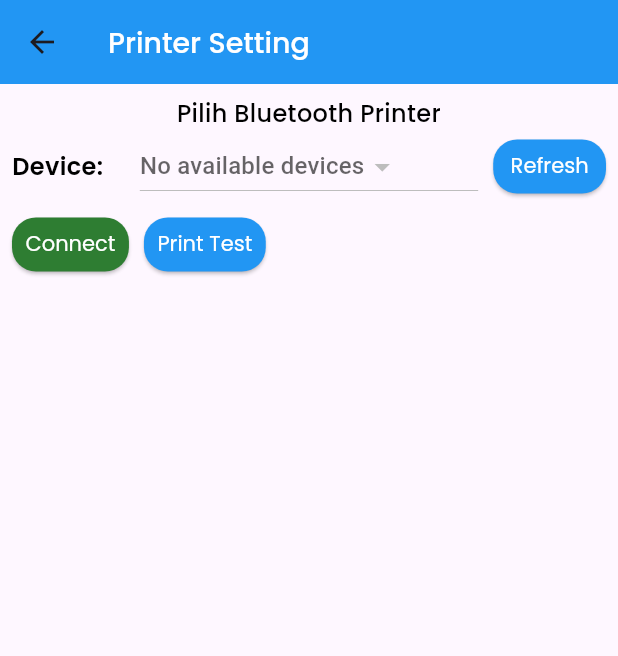
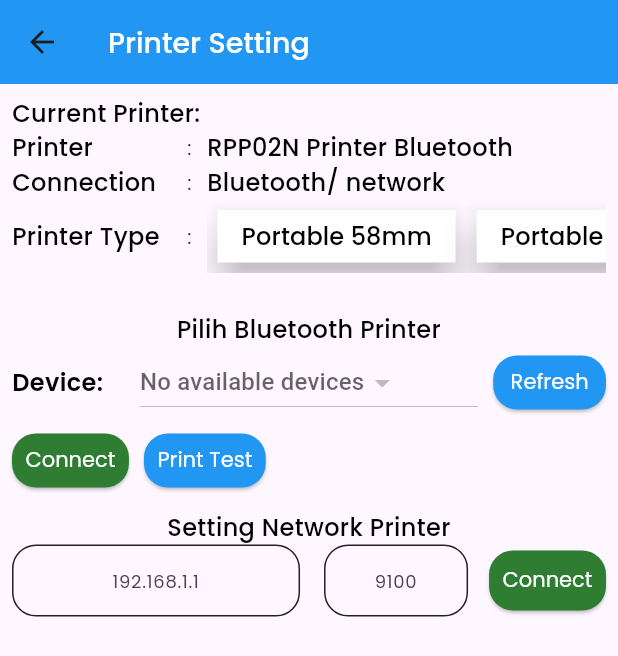
Before and after one commit to ilhmdhn/new_front_office, a Flutter app: the PrinterPage screen opened by its route, on a phone screen of 412 x 824 dp. Shown: the top 656 px of the screen. Run offline on Flutter 3.47's test engine with Material 3 defaults, Android fonts, the phone set to English and light mode, and no system bars; drawn by our look-alikes of custom_radio_grouped_button; our stand-ins replace flutter_dotenv, fluttertoast, google_fonts, local_auth, shared_preferences; missing offline and left inert: blue_thermal_printer, encrypt, qr_code_scanner; accounts and stored records are empty.

Commit message:
menu printer jadi

```diff
--- a/lib/page/setting/printer/printer_page.dart
+++ b/lib/page/setting/printer/printer_page.dart
@@ -1,3 +1,4 @@
+import 'package:custom_radio_grouped_button/custom_radio_grouped_button.dart';
 import 'package:front_office_2/page/setting/printer/test_print.dart';
 import 'package:flutter/material.dart';
 import 'dart:async';
@@ -6,7 +7,10 @@ import 'package:flutter/services.dart';
 import 'package:front_office_2/page/style/custom_button.dart';
 import 'package:front_office_2/page/style/custom_color.dart';
 import 'package:front_office_2/page/style/custom_text.dart';
+import 'package:front_office_2/page/style/custom_textfield.dart';
 import 'package:front_office_2/tools/helper.dart';
+import 'package:front_office_2/tools/input_formatter.dart';
+import 'package:front_office_2/tools/printer_size.dart';
 import 'package:front_office_2/tools/toast.dart';
 
 class PrinterPage extends StatefulWidget {
@@ -122,6 +126,76 @@ class _PrinterPageState extends State<PrinterPage> {
               children: <Widget>[
                 SizedBox(
                   width: double.infinity,
+                  child: Text('Current Printer:', style: CustomTextStyle.blackMedium()),
+                ),
+                Row(
+                  mainAxisSize: MainAxisSize.max,
+                  children: [
+                    Expanded(
+                      flex: 2,
+                      child: Text('Printer', style: CustomTextStyle.blackMedium()),
+                    ),
+                    const Padding(
+                      padding: EdgeInsets.symmetric(horizontal: 10),
+                      child: Text(':'),
+                    ),
+                    Expanded(
+                      flex: 5,
+                      child: Text('RPP02N Printer Bluetooth', style: CustomTextStyle.blackMedium()),
+                    ),
+                  ],
+                ),
+                Row(
+                  mainAxisSize: MainAxisSize.max,
+                  children: [
+                    Expanded(
+                      flex: 2,
+                      child: Text('Connection', style: CustomTextStyle.blackMedium()),
+                    ),
+                    const Padding(
+                      padding: EdgeInsets.symmetric(horizontal: 10),
+                      child: Text(':'),
+                    ),
+                    Expanded(
+                      flex: 5,
+                      child: Text('Bluetooth/ network', style: CustomTextStyle.blackMedium()),
+                    ),
+                  ],
+                ),
+                Row(
+                  mainAxisSize: MainAxisSize.max,
+                  children: [
+                    Expanded(
+                      flex: 2,
+                      child: Text('Printer Type', style: CustomTextStyle.blackMedium()),
+                    ),
+                    const Padding(
+                      padding: EdgeInsets.symmetric(horizontal: 10),
+                      child: Text(':'),
+                    ),
+                    Expanded(
+                      flex: 5,
+                      child: CustomRadioButton(
+                        selectedBorderColor: Colors.transparent,
+                        unSelectedBorderColor: Colors.transparent,
+                        buttonLables: printerSizeList,
+                        buttonValues: printerCode,
+                          buttonTextStyle: ButtonTextStyle(
+                          selectedColor: Colors.white,
+                          unSelectedColor: Colors.black,
+                          textStyle: CustomTextStyle.blackStandard()),
+                        autoWidth: true,
+                        radioButtonValue: (value){
+                          showToastWarning(value.toString());
+                        },
+                        unSelectedColor: Colors.white,
+                        selectedColor: CustomColorStyle.appBarBackground()),
+                    ),
+                  ],
+                ),
+                const SizedBox(height: 26,),
+                SizedBox(
+                  width: double.infinity,
                   child: Text('Pilih Bluetooth Printer', style: CustomTextStyle.blackMedium(), textAlign: TextAlign.center,),
                 ),
                 Row(
@@ -199,6 +273,38 @@ class _PrinterPageState extends State<PrinterPage> {
                   ],
                 ),
 
+                const SizedBox(height: 15,),
+                SizedBox(
+                  width: double.infinity,
+                  child: Text('Setting Network Printer', style: CustomTextStyle.blackMedium(), textAlign: TextAlign.center,),
+                ),
+                Row(
+                  children: [
+                    Expanded(
+                      flex: 4,
+                      child: TextField(
+                        decoration: CustomTextfieldStyle.normalHint('192.168.1.1'),
+                        inputFormatters: [IPAddressInputFormatter()],
+                        textAlign: TextAlign.center,
+                        keyboardType: const TextInputType.numberWithOptions(decimal: true),
+                      )
+                    ),
+                    const SizedBox(width: 16,),
+                    Expanded(
+                      flex: 2,
+                      child: TextField(
+                        textAlign: TextAlign.center,
+                        decoration: CustomTextfieldStyle.normalHint('9100'),
+                        keyboardType: const TextInputType.numberWithOptions(decimal: true),
+                      )
+                    ),
+                    const SizedBox(width: 14,),
+                    ElevatedButton(
+                      onPressed: (){},
+                      style: CustomButtonStyle.confirm(),
+                      child: const Text('Connect'))
+                  ],
+                ),
               ],
             ),
           ),
--- a/lib/page/style/custom_textfield.dart
+++ b/lib/page/style/custom_textfield.dart
@@ -26,7 +26,7 @@ class CustomTextfieldStyle{
       ),
       enabledBorder: OutlineInputBorder(
         borderRadius: BorderRadius.circular(16.0),
-        borderSide: const BorderSide(color: Colors.grey, width: 1.0),
+        borderSide: const BorderSide(color: Colors.black87, width: 1.0),
       ),
       contentPadding: const EdgeInsets.symmetric(vertical: 8, horizontal: 6)
     );
--- /dev/null
+++ b/lib/tools/input_formatter.dart
@@ -0,0 +1,37 @@
+import 'package:flutter/material.dart';
+import 'package:flutter/services.dart';
+
+class IPAddressInputFormatter extends TextInputFormatter {
+  @override
+  TextEditingValue formatEditUpdate(TextEditingValue oldValue, TextEditingValue newValue) {
+    final String formattedText = _formatIPAddress(newValue.text);
+    return TextEditingValue(
+      text: formattedText,
+      selection: TextSelection.collapsed(offset: formattedText.length),
+    );
+  }
+
+  String _formatIPAddress(String text) {
+    // Batasi panjang input
+    if (text.length > 15) {
+      return text.substring(0, 15);
+    }
+
+    // Pisahkan input menjadi bagian-bagian
+    final parts = text.split('.');
+
+    // Buat daftar string yang terdiri dari bagian-bagian yang diformat
+    final formattedParts = parts.map<String>((part) {
+      if (int.tryParse(part) == null || int.parse(part) > 255) {
+        // Jika bagian tidak valid, kembalikan bagian kosong
+        return '';
+      } else {
+        // Jika bagian valid, kembalikan bagian yang diformat
+        return part;
+      }
+    }).toList();
+
+    // Gabungkan bagian-bagian yang diformat dengan tanda titik sebagai pemisah
+    return formattedParts.join('.');
+  }
+}
--- /dev/null
+++ b/lib/tools/printer_size.dart
@@ -0,0 +1,2 @@
+List<String> printerSizeList = ['Portable 58mm', 'Portable 80mm', 'Epson TM-T82X', 'Epson TMU 220U'];
+List<int> printerCode = [1, 2, 3, 4];
--- a/pubspec.yaml
+++ b/pubspec.yaml
@@ -30,6 +30,7 @@ environment:
 dependencies:
   blue_thermal_printer: ^1.2.3
   cupertino_icons: ^1.0.2
+  custom_radio_grouped_button: ^2.2.1
   encrypt: ^5.0.3
   esc_pos_printer: ^4.1.0
   flutter:
```
Also changed, not shown: pubspec.lock.
